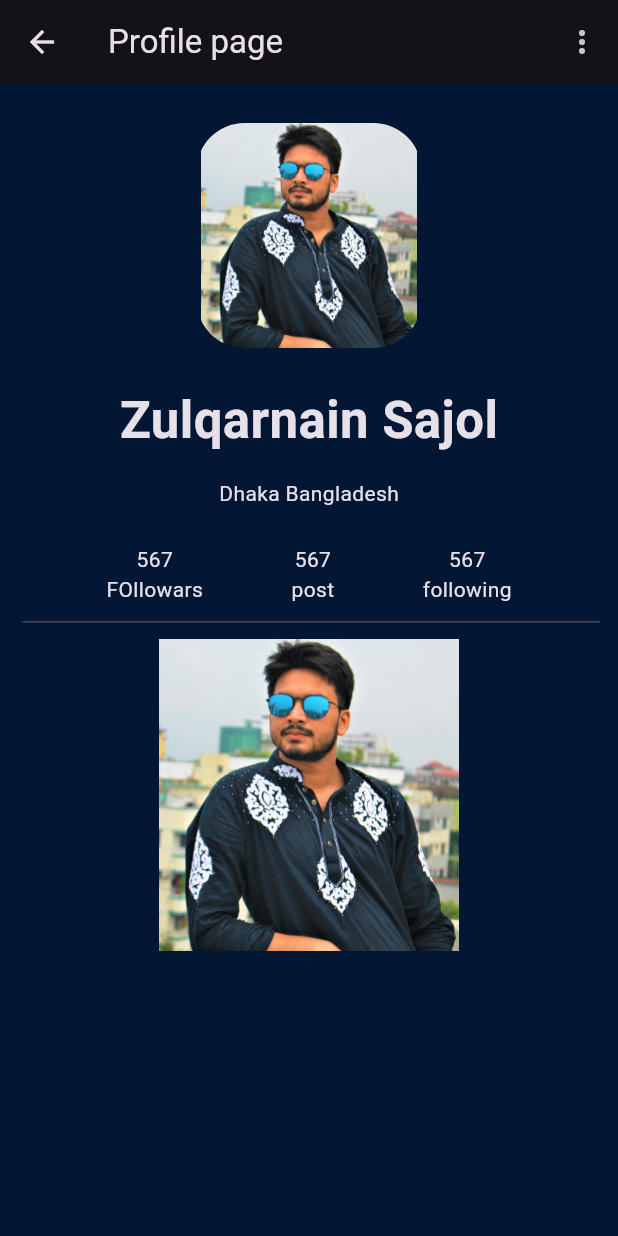
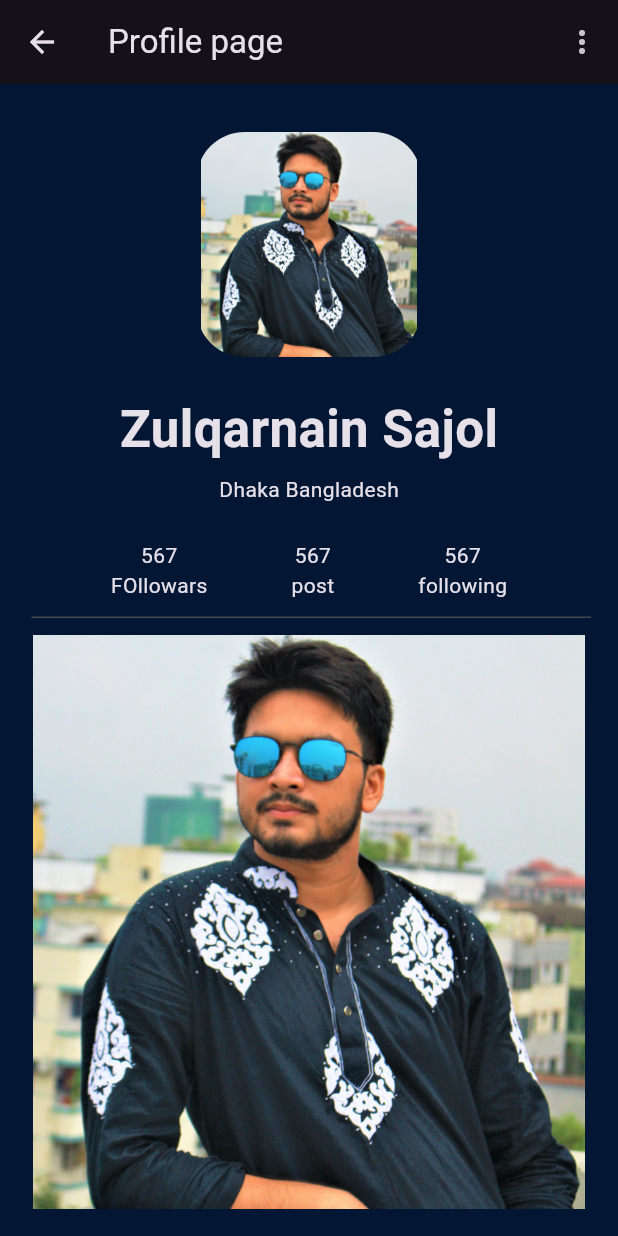
Before and after one commit to Jn-Sajol/Flutter-Map-Application, a Flutter app: the ProfilePage screen opened directly, on a phone screen of 412 x 824 dp. Run offline on Flutter 3.47's test engine with Material 3 defaults, Android fonts, the phone set to English and light mode, and no system bars; missing offline and left inert: dart:js_util.

Commit message:
profile update

```diff
--- a/lib/pages/profile_page.dart
+++ b/lib/pages/profile_page.dart
@@ -19,8 +19,8 @@ class ProfilePage extends StatelessWidget {
                   ]),
         ],
       ),
-      body: const Padding(
-        padding: EdgeInsets.all(12.0),
+      body: const  Padding(
+        padding: EdgeInsets.all(18.0),
         child: Column(
           children: [
             SizedBox(
@@ -44,7 +44,7 @@ class ProfilePage extends StatelessWidget {
               style: TextStyle(fontSize: 34, fontWeight: FontWeight.bold),
             ),
             SizedBox(
-              height: 14,
+              height: 5,
             ),
             Text("Dhaka Bangladesh"),
             SizedBox(
@@ -77,18 +77,23 @@ class ProfilePage extends StatelessWidget {
               height: 23,
               indent: 3,
             ),
-             SizedBox(
-             width: 455,
-                  height: 208,
+            Expanded(
               child: Image(
                 image: AssetImage(
                   'assets/images/me.jpg',
                 ),
-
               ),
             ),
+            // Container(
+            // height: 230,
+            // width: 480,
+            // decoration: BoxDecoration(
+            // borderRadius: BorderRadius.all(Radius.circular(24)),
+            // color: Colors.amber,
+            // ),
+            // child: Image(image: AssetImage('assets/images/me.jpg')),
+            // )
           ],
-
         ),
       ),
     );
```
Also changed, not shown: 1 other file. Lines whose indentation alone changed are shown as unchanged.
